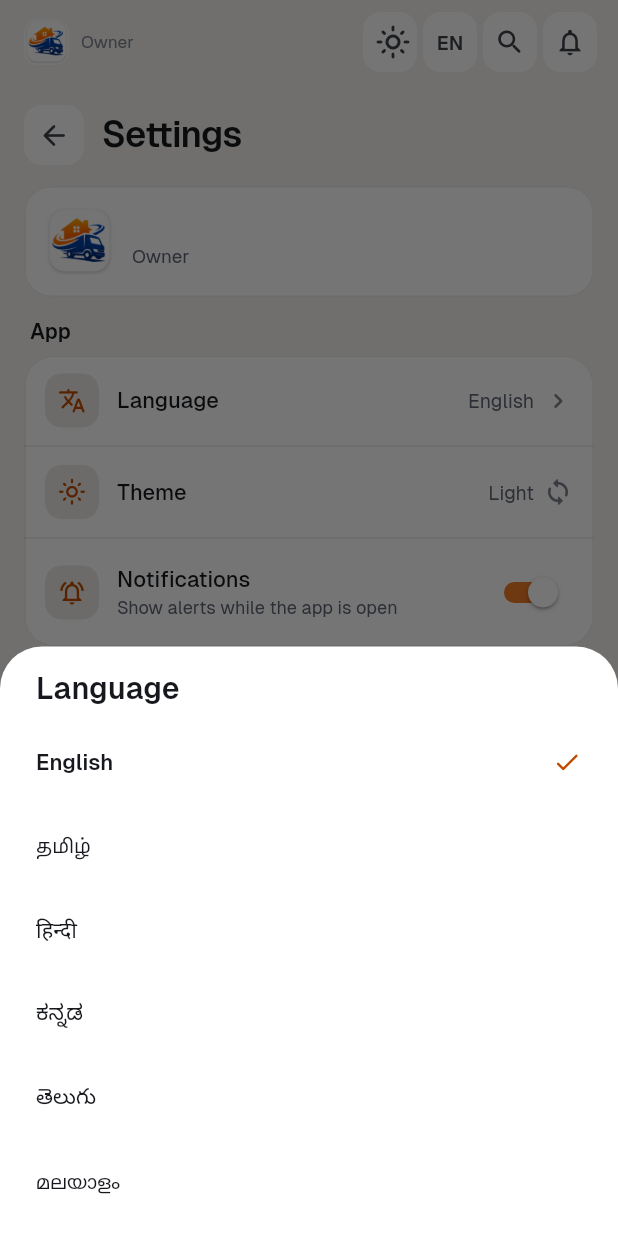
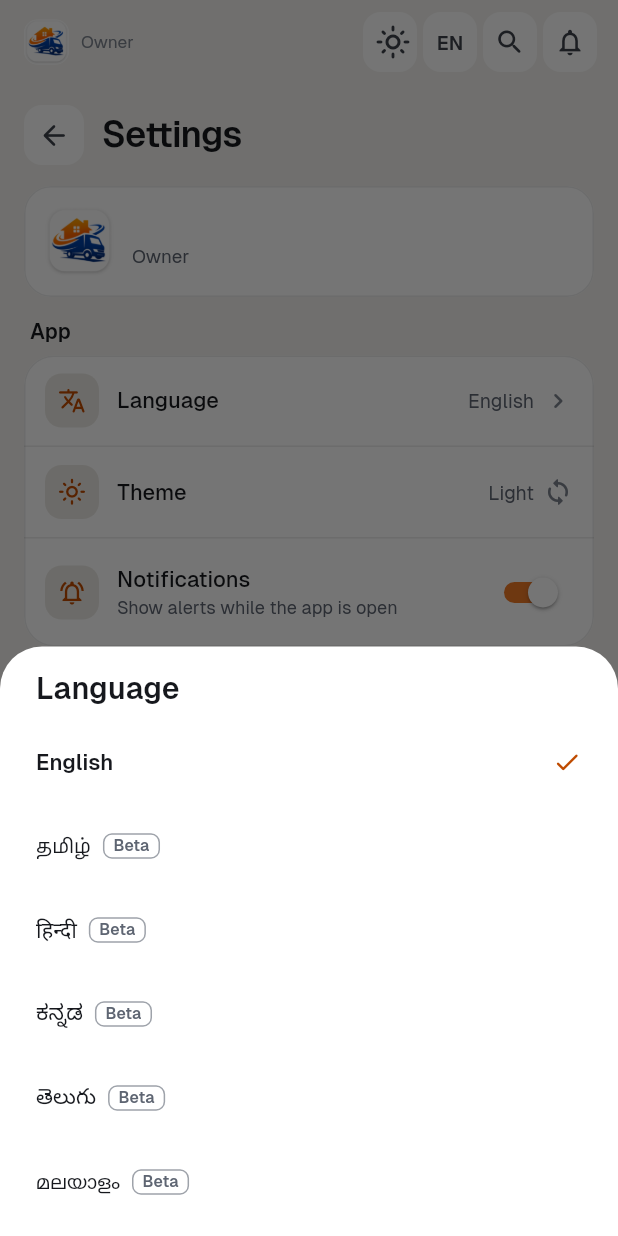
Before and after one commit to Arunpnm/Nagarva_app, a Flutter app: the SettingsPageWidget screen opened directly, after a tap on "Language", on a phone screen of 412 x 824 dp. Run offline on Flutter 3.47's test engine with Material 3 defaults, Android fonts, the phone set to English and light mode, and no system bars; our stand-ins replace app_links, auto_size_text, dropdown_button2, file_picker, font_awesome_flutter, from_css_color and 9 more; missing offline and left inert: android_intent_plus, json_path; accounts and stored records are empty; generated files the repository leaves out were written again.

Commit message:
CORRECTIONS quick batch: Pay in bottom bar, light default, Beta languages, no invented demurrage
- B6: owner/manager bar is Home / Leads / Orders / Pay; the approvals
  count moves from Ops to More.
- B7: light theme when the user has never chosen one.
- D5: Beta tag on the five machine-translated languages in both pickers.
- A4: DocumentBoilerplate no longer defaults demurrage to 5 days / Rs500;
  the LR prints no demurrage sentence until the vendor sets both figures.

Co-Authored-By: Claude Opus 5.5 <noreply@anthropic.com>
Claude-Session: https://claude.ai/code/session_01Htpnoh8ri5Ujc73VoUVuYC

```diff
--- a/lib/components/language_quick_button.dart
+++ b/lib/components/language_quick_button.dart
@@ -56,6 +56,24 @@ class LanguageQuickButton extends StatelessWidget {
   /// added later without strings goes back in here in the same change.
   static const _untranslated = <String>{};
 
+  /// CORRECTIONS.md D5: these translations are machine-written and wait
+  /// for native-speaker review, so the pickers mark them "Beta". Remove a
+  /// code from here when its review is done — keys never change.
+  static const betaLanguages = <String>{'ta', 'hi', 'kn', 'te', 'ml'};
+
+  /// The small "Beta" tag both language pickers show.
+  static Widget betaTag(Color color) => Container(
+        margin: const EdgeInsets.only(left: 8),
+        padding: const EdgeInsets.symmetric(horizontal: 6, vertical: 1),
+        decoration: BoxDecoration(
+          border: Border.all(color: color.withValues(alpha: 0.6)),
+          borderRadius: BorderRadius.circular(6),
+        ),
+        child: Text('Beta',
+            style: TextStyle(
+                fontSize: 10.5, fontWeight: FontWeight.w600, color: color)),
+      );
+
   @override
   Widget build(BuildContext context) {
     final theme = FlutterFlowTheme.of(context);
@@ -113,6 +131,8 @@ class LanguageQuickButton extends StatelessWidget {
                       color:
                           code == current ? theme.primary : theme.primaryText,
                     )),
+                if (betaLanguages.contains(code))
+                  betaTag(theme.secondaryText),
               ],
             ),
           ),
--- a/lib/components/lr_pdf.dart
+++ b/lib/components/lr_pdf.dart
@@ -403,6 +403,7 @@ class LrPdf {
                     kv('Weight',
                         'Actual: ${actualWeightKg}kg   Charged: ${chargedWeightKg}kg'),
                     if ((remark ?? '').isNotEmpty) kv('Remark', remark!),
+                    if (boilerplate.demurrageSentence.isNotEmpty) ...[
                       pw.SizedBox(height: 3),
                       pw.Text(boilerplate.demurrageSentence,
                           style: pw.TextStyle(
@@ -410,6 +411,7 @@ class LrPdf {
                               fontSize: 6.5,
                               fontStyle: pw.FontStyle.italic,
                               color: PdfBranding.grey)),
+                    ],
                   ],
                 ),
               ),
--- a/lib/components/mobile_bottom_nav.dart
+++ b/lib/components/mobile_bottom_nav.dart
@@ -38,8 +38,10 @@ import '/flutter_flow/ng_tokens.dart';
 /// Redesign (Claude Design handoff, 20 Oct 2026): nav surface with a w06
 /// top hairline and no elevation; the active slot gets an accent pill at
 /// 16% behind a FILLED icon, inactive slots an outlined icon in navOff;
-/// 11px labels on one line. The owner bar is Home / Leads / Orders / Ops
-/// plus a pinned More that opens the module sheet.
+/// 11px labels on one line. The owner bar is Home / Leads / Orders / Pay
+/// plus a pinned More that opens the module sheet (CORRECTIONS.md B6;
+/// it was Ops until 21 Oct 2026, and Ops' approvals badge now sits on
+/// More).
 class MobileBottomNav extends StatelessWidget {
   const MobileBottomNav({
     super.key,
--- a/lib/flutter_flow/flutter_flow_theme.dart
+++ b/lib/flutter_flow/flutter_flow_theme.dart
@@ -49,8 +49,11 @@ abstract class FlutterFlowTheme {
 
   static ThemeMode get themeMode {
     final darkMode = _prefs?.getBool(kThemeModeKey);
+    // CORRECTIONS.md B7: light until the user picks Dark or Midnight in
+    // Settings. Was ThemeMode.system, which opened dark on any phone set
+    // to dark mode. A choice already saved on the device is kept.
     return darkMode == null
-        ? ThemeMode.system
+        ? ThemeMode.light
         : darkMode
             ? ThemeMode.dark
             : ThemeMode.light;
--- a/lib/settings_page/settings_page_widget.dart
+++ b/lib/settings_page/settings_page_widget.dart
@@ -14,6 +14,7 @@ import '/flutter_flow/flutter_flow_theme.dart';
 import '/flutter_flow/ng_tokens.dart';
 import '/flutter_flow/flutter_flow_util.dart';
 import '/l10n/gen/app_localizations.dart';
+import '/components/language_quick_button.dart';
 import '/index.dart';
 import 'package:flutter/material.dart';
 import 'package:flutter/scheduler.dart';
@@ -190,13 +191,17 @@ class _SettingsPageWidgetState extends State<SettingsPageWidget> {
                 ),
                 for (final e in _kLanguageNames.entries)
                   ListTile(
-                    title: Text(e.value,
+                    title: Row(children: [
+                      Text(e.value,
                           style: NgFonts.geist(
                               fontSize: 14.5,
                               fontWeight: e.key == current
                                   ? FontWeight.w600
                                   : FontWeight.w400,
                               color: c.text)),
+                      if (LanguageQuickButton.betaLanguages.contains(e.key))
+                        LanguageQuickButton.betaTag(c.mute),
+                    ]),
                     trailing: e.key == current
                         ? Icon(Icons.check_rounded, color: c.acc, size: 20)
                         : null,
```
Also changed, not shown: lib/components/pdf_branding.dart (+62 -30 lines), lib/main.dart (+7 -2 lines), lib/nav_items.dart (+6 -4 lines), 1 other file. Lines whose indentation alone changed are shown as unchanged.
